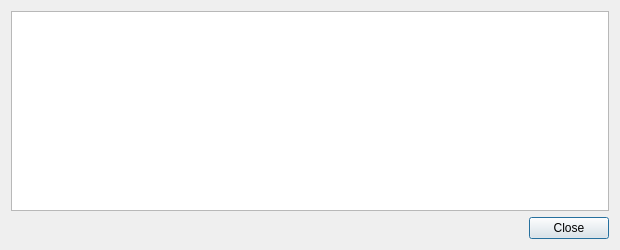
Above: src/qt/forms/transactiondescdialog.ui from vtorrent/vTorrent-Client before the change. Below: the same form after it.
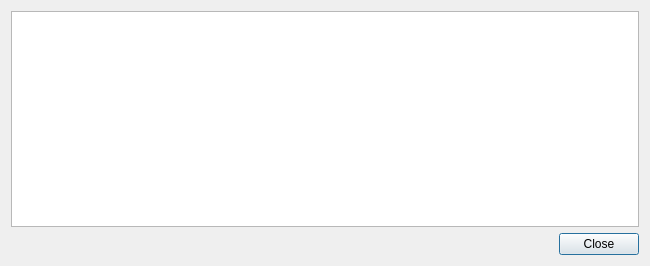
That is the form after the change.

```diff
--- a/src/qt/forms/transactiondescdialog.ui
+++ b/src/qt/forms/transactiondescdialog.ui
@@ -6,10 +6,16 @@
    <rect>
     <x>0</x>
     <y>0</y>
-    <width>620</width>
-    <height>250</height>
+    <width>650</width>
+    <height>266</height>
    </rect>
   </property>
+  <property name="minimumSize">
+   <size>
+    <width>600</width>
+    <height>200</height>
+   </size>
+  </property>
   <property name="windowTitle">
    <string>Transaction details</string>
   </property>
```
